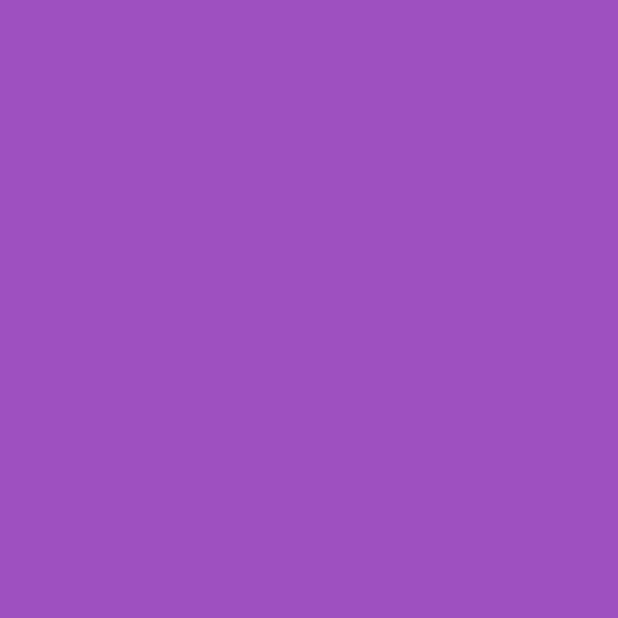
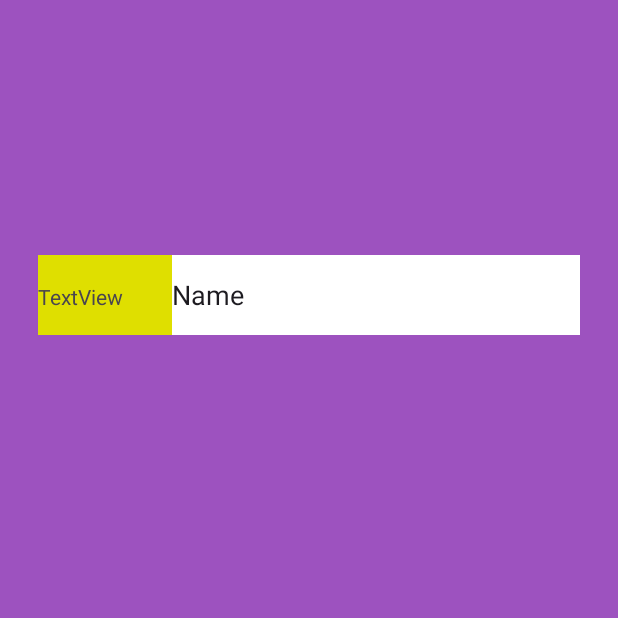
Before and after one commit to MisterMarkor/Android-clock, an Android app: the screen it shows after launch (MainActivity), on a phone screen of 412 x 824 dp, the top half of it. Before the commit the part shown is empty. Run offline under Robolectric (Android 15) with nearby library versions, the phone set to English and light mode, and no system bars.

Commit message:
second page
used horizontal layout to make a box

```diff
--- a/app/src/main/res/layout/activity_main.xml
+++ b/app/src/main/res/layout/activity_main.xml
@@ -6,4 +6,34 @@
     android:layout_width="match_parent"
     android:layout_height="match_parent"
     android:background="#9D52BF"
-    tools:context=".MainActivity" />
+    tools:context=".MainActivity" >
+
+    <LinearLayout
+        android:layout_width="361dp"
+        android:layout_height="53dp"
+        android:background="#DFDF00"
+        android:orientation="horizontal"
+        app:layout_constraintBottom_toBottomOf="parent"
+        app:layout_constraintEnd_toEndOf="parent"
+        app:layout_constraintStart_toStartOf="parent"
+        app:layout_constraintTop_toTopOf="parent"
+        app:layout_constraintVertical_bias="0.221">
+
+        <TextView
+            android:id="@+id/textView5"
+            android:layout_width="68dp"
+            android:layout_height="53dp"
+            android:layout_weight="1"
+            android:text="TextView" />
+
+        <EditText
+            android:id="@+id/editTextText"
+            android:layout_width="250dp"
+            android:layout_height="match_parent"
+            android:layout_weight="1"
+            android:background="@color/white"
+            android:ems="10"
+            android:inputType="text"
+            android:text="Name" />
+    </LinearLayout>
+</androidx.constraintlayout.widget.ConstraintLayout>
```
